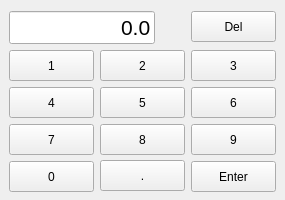
Keithsys730/ERC_UI_DEMO, file keyboard.ui: the form before one commit.
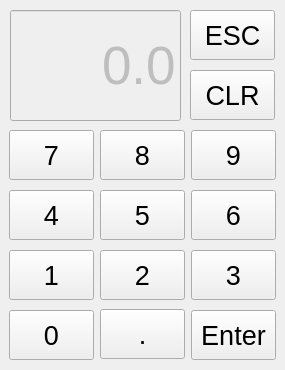
The form after the commit.

Commit message: Adjust the number keyboard.

Diff of the .ui file:
```diff
--- a/keyboard.ui
+++ b/keyboard.ui
@@ -7,9 +7,35 @@
     <x>0</x>
     <y>0</y>
     <width>285</width>
-    <height>200</height>
+    <height>370</height>
    </rect>
   </property>
+  <property name="sizePolicy">
+   <sizepolicy hsizetype="Fixed" vsizetype="Fixed">
+    <horstretch>0</horstretch>
+    <verstretch>0</verstretch>
+   </sizepolicy>
+  </property>
+  <property name="minimumSize">
+   <size>
+    <width>285</width>
+    <height>370</height>
+   </size>
+  </property>
+  <property name="maximumSize">
+   <size>
+    <width>285</width>
+    <height>370</height>
+   </size>
+  </property>
+  <property name="font">
+   <font>
+    <pointsize>12</pointsize>
+   </font>
+  </property>
+  <property name="focusPolicy">
+   <enum>Qt::NoFocus</enum>
+  </property>
   <property name="windowTitle">
    <string>Dialog</string>
   </property>
@@ -17,9 +43,9 @@
    <property name="geometry">
     <rect>
      <x>9</x>
-     <y>50</y>
+     <y>250</y>
      <width>85</width>
-     <height>31</height>
+     <height>50</height>
     </rect>
    </property>
    <property name="sizePolicy">
@@ -28,6 +54,14 @@
      <verstretch>0</verstretch>
     </sizepolicy>
    </property>
+   <property name="font">
+    <font>
+     <pointsize>20</pointsize>
+    </font>
+   </property>
+   <property name="focusPolicy">
+    <enum>Qt::NoFocus</enum>
+   </property>
    <property name="text">
     <string>1</string>
    </property>
@@ -39,9 +73,9 @@
    <property name="geometry">
     <rect>
      <x>100</x>
-     <y>50</y>
+     <y>250</y>
      <width>85</width>
-     <height>31</height>
+     <height>50</height>
     </rect>
    </property>
    <property name="sizePolicy">
@@ -50,6 +84,14 @@
      <verstretch>0</verstretch>
     </sizepolicy>
    </property>
+   <property name="font">
+    <font>
+     <pointsize>20</pointsize>
+    </font>
+   </property>
+   <property name="focusPolicy">
+    <enum>Qt::NoFocus</enum>
+   </property>
    <property name="text">
     <string>2</string>
    </property>
@@ -61,9 +103,9 @@
    <property name="geometry">
     <rect>
      <x>191</x>
-     <y>50</y>
+     <y>250</y>
      <width>85</width>
-     <height>31</height>
+     <height>50</height>
     </rect>
    </property>
    <property name="sizePolicy">
@@ -72,6 +114,14 @@
      <verstretch>0</verstretch>
     </sizepolicy>
    </property>
+   <property name="font">
+    <font>
+     <pointsize>20</pointsize>
+    </font>
+   </property>
+   <property name="focusPolicy">
+    <enum>Qt::NoFocus</enum>
+   </property>
    <property name="text">
     <string>3</string>
    </property>
@@ -83,9 +133,9 @@
    <property name="geometry">
     <rect>
      <x>191</x>
-     <y>87</y>
+     <y>190</y>
      <width>85</width>
-     <height>31</height>
+     <height>50</height>
     </rect>
    </property>
    <property name="sizePolicy">
@@ -94,6 +144,14 @@
      <verstretch>0</verstretch>
     </sizepolicy>
    </property>
+   <property name="font">
+    <font>
+     <pointsize>20</pointsize>
+    </font>
+   </property>
+   <property name="focusPolicy">
+    <enum>Qt::NoFocus</enum>
+   </property>
    <property name="text">
     <string>6</string>
    </property>
@@ -105,9 +163,9 @@
    <property name="geometry">
     <rect>
      <x>100</x>
-     <y>87</y>
+     <y>190</y>
      <width>85</width>
-     <height>31</height>
+     <height>50</height>
     </rect>
    </property>
    <property name="sizePolicy">
@@ -116,6 +174,14 @@
      <verstretch>0</verstretch>
     </sizepolicy>
    </property>
+   <property name="font">
+    <font>
+     <pointsize>20</pointsize>
+    </font>
+   </property>
+   <property name="focusPolicy">
+    <enum>Qt::NoFocus</enum>
+   </property>
    <property name="text">
     <string>5</string>
    </property>
@@ -127,9 +193,9 @@
    <property name="geometry">
     <rect>
      <x>9</x>
-     <y>87</y>
+     <y>190</y>
      <width>85</width>
-     <height>31</height>
+     <height>50</height>
     </rect>
    </property>
    <property name="sizePolicy">
@@ -138,6 +204,14 @@
      <verstretch>0</verstretch>
     </sizepolicy>
    </property>
+   <property name="font">
+    <font>
+     <pointsize>20</pointsize>
+    </font>
+   </property>
+   <property name="focusPolicy">
+    <enum>Qt::NoFocus</enum>
+   </property>
    <property name="text">
     <string>4</string>
    </property>
@@ -149,9 +223,9 @@
    <property name="geometry">
     <rect>
      <x>191</x>
-     <y>124</y>
+     <y>130</y>
      <width>85</width>
-     <height>31</height>
+     <height>50</height>
     </rect>
    </property>
    <property name="sizePolicy">
@@ -160,6 +234,14 @@
      <verstretch>0</verstretch>
     </sizepolicy>
    </property>
+   <property name="font">
+    <font>
+     <pointsize>20</pointsize>
+    </font>
+   </property>
+   <property name="focusPolicy">
+    <enum>Qt::NoFocus</enum>
+   </property>
    <property name="text">
     <string>9</string>
    </property>
@@ -171,9 +253,9 @@
    <property name="geometry">
     <rect>
      <x>100</x>
-     <y>124</y>
+     <y>130</y>
      <width>85</width>
-     <height>31</height>
+     <height>50</height>
     </rect>
    </property>
    <property name="sizePolicy">
@@ -182,6 +264,14 @@
      <verstretch>0</verstretch>
     </sizepolicy>
    </property>
+   <property name="font">
+    <font>
+     <pointsize>20</pointsize>
+    </font>
+   </property>
+   <property name="focusPolicy">
+    <enum>Qt::NoFocus</enum>
+   </property>
    <property name="text">
     <string>8</string>
    </property>
@@ -193,9 +283,9 @@
    <property name="geometry">
     <rect>
      <x>9</x>
-     <y>124</y>
+     <y>130</y>
      <width>85</width>
-     <height>31</height>
+     <height>50</height>
     </rect>
    </property>
    <property name="sizePolicy">
@@ -204,6 +294,14 @@
      <verstretch>0</verstretch>
     </sizepolicy>
    </property>
+   <property name="font">
+    <font>
+     <pointsize>20</pointsize>
+    </font>
+   </property>
+   <property name="focusPolicy">
+    <enum>Qt::NoFocus</enum>
+   </property>
    <property name="text">
     <string>7</string>
    </property>
@@ -215,9 +313,9 @@
    <property name="geometry">
     <rect>
      <x>191</x>
-     <y>161</y>
+     <y>310</y>
      <width>85</width>
-     <height>31</height>
+     <height>50</height>
     </rect>
    </property>
    <property name="sizePolicy">
@@ -226,6 +324,14 @@
      <verstretch>0</verstretch>
     </sizepolicy>
    </property>
+   <property name="font">
+    <font>
+     <pointsize>20</pointsize>
+    </font>
+   </property>
+   <property name="focusPolicy">
+    <enum>Qt::NoFocus</enum>
+   </property>
    <property name="text">
     <string>Enter</string>
    </property>
@@ -236,10 +342,10 @@
   <widget class="QPushButton" name="numberDelButton">
    <property name="geometry">
     <rect>
-     <x>191</x>
-     <y>11</y>
+     <x>190</x>
+     <y>70</y>
      <width>85</width>
-     <height>31</height>
+     <height>50</height>
     </rect>
    </property>
    <property name="sizePolicy">
@@ -248,8 +354,16 @@
      <verstretch>0</verstretch>
     </sizepolicy>
    </property>
+   <property name="font">
+    <font>
+     <pointsize>20</pointsize>
+    </font>
+   </property>
+   <property name="focusPolicy">
+    <enum>Qt::NoFocus</enum>
+   </property>
    <property name="text">
-    <string>Del</string>
+    <string>CLR</string>
    </property>
    <property name="autoDefault">
     <bool>false</bool>
@@ -259,9 +373,9 @@
    <property name="geometry">
     <rect>
      <x>9</x>
-     <y>161</y>
+     <y>310</y>
      <width>85</width>
-     <height>31</height>
+     <height>50</height>
     </rect>
    </property>
    <property name="sizePolicy">
@@ -270,6 +384,14 @@
      <verstretch>0</verstretch>
     </sizepolicy>
    </property>
+   <property name="font">
+    <font>
+     <pointsize>20</pointsize>
+    </font>
+   </property>
+   <property name="focusPolicy">
+    <enum>Qt::NoFocus</enum>
+   </property>
    <property name="text">
     <string>0</string>
    </property>
@@ -278,12 +400,15 @@
    </property>
   </widget>
   <widget class="QLineEdit" name="inputLineEdit">
+   <property name="enabled">
+    <bool>false</bool>
+   </property>
    <property name="geometry">
     <rect>
-     <x>9</x>
-     <y>11</y>
-     <width>146</width>
-     <height>33</height>
+     <x>10</x>
+     <y>10</y>
+     <width>171</width>
+     <height>111</height>
     </rect>
    </property>
    <property name="sizePolicy">
@@ -294,7 +419,7 @@
    </property>
    <property name="font">
     <font>
-     <pointsize>16</pointsize>
+     <pointsize>40</pointsize>
     </font>
    </property>
    <property name="text">
@@ -311,9 +436,9 @@
    <property name="geometry">
     <rect>
      <x>100</x>
-     <y>160</y>
+     <y>309</y>
      <width>85</width>
-     <height>31</height>
+     <height>50</height>
     </rect>
    </property>
    <property name="sizePolicy">
@@ -322,6 +447,14 @@
      <verstretch>0</verstretch>
     </sizepolicy>
    </property>
+   <property name="font">
+    <font>
+     <pointsize>20</pointsize>
+    </font>
+   </property>
+   <property name="focusPolicy">
+    <enum>Qt::NoFocus</enum>
+   </property>
    <property name="text">
     <string>.</string>
    </property>
@@ -329,6 +462,36 @@
     <bool>false</bool>
    </property>
   </widget>
+  <widget class="QPushButton" name="numberEscButton">
+   <property name="geometry">
+    <rect>
+     <x>190</x>
+     <y>10</y>
+     <width>85</width>
+     <height>50</height>
+    </rect>
+   </property>
+   <property name="sizePolicy">
+    <sizepolicy hsizetype="Minimum" vsizetype="Minimum">
+     <horstretch>0</horstretch>
+     <verstretch>0</verstretch>
+    </sizepolicy>
+   </property>
+   <property name="font">
+    <font>
+     <pointsize>20</pointsize>
+    </font>
+   </property>
+   <property name="focusPolicy">
+    <enum>Qt::NoFocus</enum>
+   </property>
+   <property name="text">
+    <string>ESC</string>
+   </property>
+   <property name="autoDefault">
+    <bool>false</bool>
+   </property>
+  </widget>
  </widget>
  <resources/>
  <connections/>
```
Left out of the diff: 13 changed lines with no effect on the pictures. The commit also changes 5 other files.
